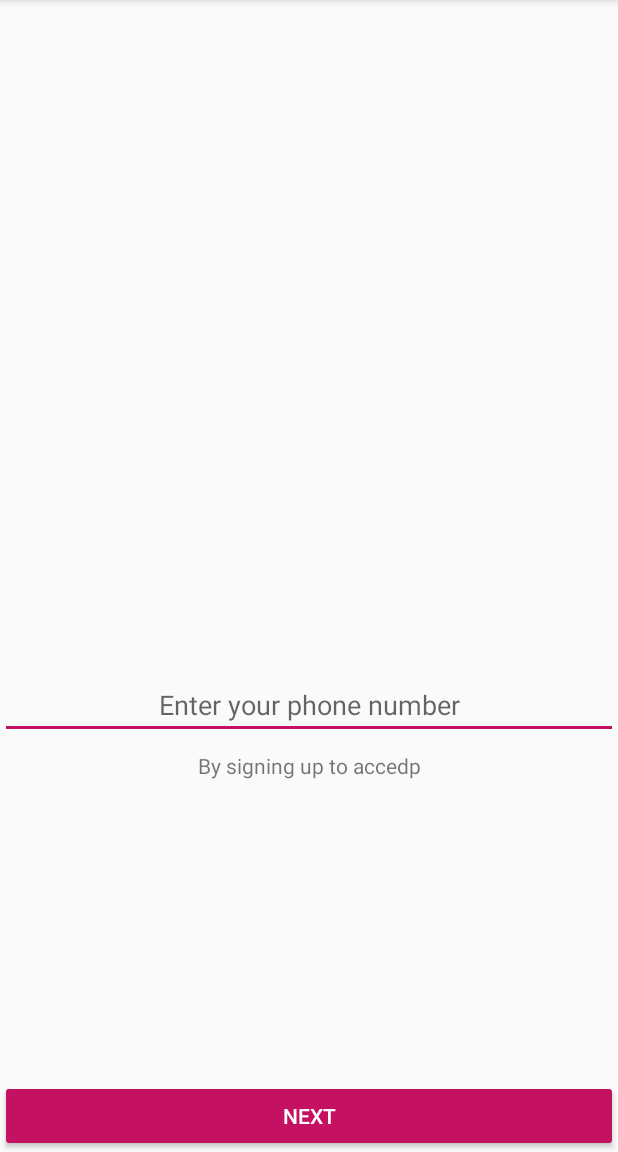
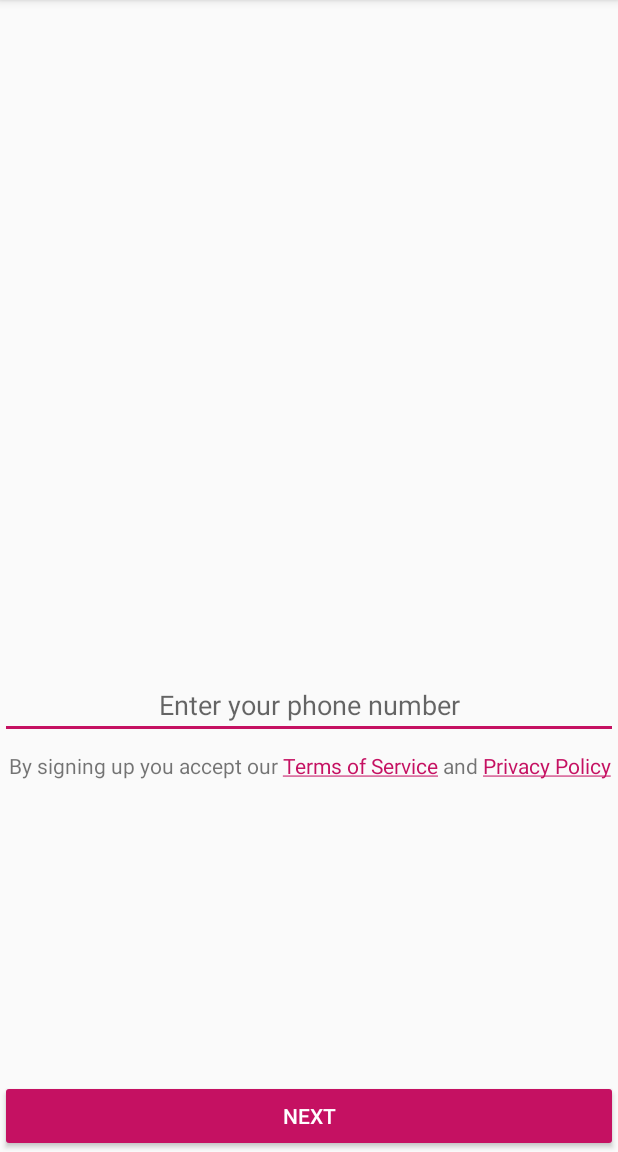
Before and after one commit to MahdiHatami/here-i-am, an Android app: the screen it shows after launch (SignupActivity), on a phone screen of 412 x 824 dp, the part 84-1236 px from its top. Run offline under Robolectric (Android 15) with nearby library versions, the phone set to English and light mode, and no system bars; our stand-ins replace data binding.

Commit message:
pass argument through fragments

```diff
--- a/app/src/main/java/com/tuga/konum/view/ui/signup/PhoneNumberFragment.kt
+++ b/app/src/main/java/com/tuga/konum/view/ui/signup/PhoneNumberFragment.kt
@@ -2,14 +2,18 @@ package com.tuga.konum.view.ui.signup
 
 
 import android.os.Bundle
+import android.text.method.LinkMovementMethod
+import android.text.util.Linkify
 import android.view.LayoutInflater
 import android.view.View
 import android.view.ViewGroup
+import androidx.core.os.bundleOf
 import androidx.fragment.app.Fragment
 import androidx.navigation.NavController
 import androidx.navigation.Navigation
 import com.tuga.konum.R
 import kotlinx.android.synthetic.main.fragment_phone_number.*
+import java.util.regex.Pattern
 
 class PhoneNumberFragment : Fragment(), View.OnClickListener {
 
@@ -24,7 +28,11 @@ class PhoneNumberFragment : Fragment(), View.OnClickListener {
 
     override fun onClick(v: View) {
         when (v.id) {
-            R.id.btnNext -> navController.navigate(R.id.action_phoneNumberFragment_to_passwordFragment)
+            R.id.btnNext -> {
+                val phoneNumber = textPhoneNumber.text.toString()
+                val bundle = bundleOf("phoneNumber" to phoneNumber)
+                navController.navigate(R.id.action_phoneNumberFragment_to_passwordFragment, bundle)
+            }
         }
     }
 
@@ -32,6 +40,27 @@ class PhoneNumberFragment : Fragment(), View.OnClickListener {
         super.onViewCreated(view, savedInstanceState)
         navController = Navigation.findNavController(view)
         btnNext.setOnClickListener(this)
+
+        setupLegalDescriptionLink()
+    }
+
+    private fun setupLegalDescriptionLink() {
+        val terms = getString(R.string.terms_of_service_text)
+        val privacyPolicy = getString(R.string.privacy_policy_text)
+
+        legalDescription.text = String.format(
+            getString(R.string.terms_and_policy), terms, privacyPolicy
+        )
+
+        legalDescription.movementMethod = LinkMovementMethod.getInstance()
+
+        val termsMatcher = Pattern.compile(terms)
+        Linkify.addLinks(
+            legalDescription, termsMatcher, getString(R.string.terms_link)
+        )
+
+        val privacyPolicyMatcher = Pattern.compile(privacyPolicy)
+        Linkify.addLinks(legalDescription, privacyPolicyMatcher, getString(R.string.privacy_link))
     }
 
 }
--- a/app/src/main/res/layout/fragment_phone_number.xml
+++ b/app/src/main/res/layout/fragment_phone_number.xml
@@ -25,15 +25,15 @@
             android:selectAllOnFocus="true"
             android:singleLine="true"
             android:textAlignment="center"
-            app:layout_constraintBottom_toTopOf="@+id/textView"
+            app:layout_constraintBottom_toTopOf="@+id/legalDescription"
             tools:layout_editor_absoluteX="16dp" />
 
         <TextView
-            android:id="@+id/textView"
+            android:id="@+id/legalDescription"
             android:layout_width="match_parent"
             android:layout_height="wrap_content"
             android:layout_marginBottom="200dp"
-            android:text="@string/terms_of_service"
+            android:text="@string/terms_and_policy"
             android:textAlignment="center"
             app:layout_constraintBottom_toTopOf="@+id/btnNext" />
 
--- a/app/src/main/res/navigation/signup_nav_graph.xml
+++ b/app/src/main/res/navigation/signup_nav_graph.xml
@@ -5,6 +5,7 @@
     android:id="@+id/signup_nav_graph.xml"
     app:startDestination="@id/phoneNumberFragment">
 
+    <!-- Phone -->
     <fragment
         android:id="@+id/phoneNumberFragment"
         android:name="com.tuga.konum.view.ui.signup.PhoneNumberFragment"
@@ -16,30 +17,11 @@
             app:enterAnim="@anim/slide_in_right"
             app:exitAnim="@anim/slide_out_left"
             app:popEnterAnim="@anim/slide_in_left"
-            app:popExitAnim="@anim/slide_out_right" />
+            app:popExitAnim="@anim/slide_out_right"
+            app:popUpTo="@layout/fragment_phone_number"
+            app:popUpToInclusive="true" />
     </fragment>
-    <fragment
-        android:id="@+id/emailFragment"
-        android:name="com.tuga.konum.view.ui.signup.EmailFragment"
-        android:label="fragment_email"
-        tools:layout="@layout/fragment_email">
-        <action
-            android:id="@+id/action_emailFragment_to_profileFragment"
-            app:destination="@id/profileFragment"
-            app:enterAnim="@anim/slide_in_right"
-            app:exitAnim="@anim/slide_out_left"
-            app:popEnterAnim="@anim/slide_in_left"
-            app:popExitAnim="@anim/slide_out_right" />
-    </fragment>
-    <fragment
-        android:id="@+id/profileFragment"
-        android:name="com.tuga.konum.view.ui.signup.ProfileFragment"
-        android:label="fragment_profile"
-        app:enterAnim="@anim/slide_in_right"
-        app:exitAnim="@anim/slide_out_left"
-        app:popEnterAnim="@anim/slide_in_left"
-        app:popExitAnim="@anim/slide_out_right"
-        tools:layout="@layout/fragment_profile" />
+    <!-- Password   -->
     <fragment
         android:id="@+id/passwordFragment"
         android:name="com.tuga.konum.view.ui.signup.PasswordFragment"
@@ -52,5 +34,35 @@
         <action
             android:id="@+id/action_passwordFragment_to_emailFragment"
             app:destination="@id/emailFragment" />
+        <argument
+            android:name="phoneNumber"
+            app:argType="string" />
     </fragment>
+
+    <!-- Email   -->
+    <fragment
+        android:id="@+id/emailFragment"
+        android:name="com.tuga.konum.view.ui.signup.EmailFragment"
+        android:label="fragment_email"
+        tools:layout="@layout/fragment_email">
+
+        <action
+            android:id="@+id/action_emailFragment_to_profileFragment"
+            app:destination="@id/profileFragment"
+            app:enterAnim="@anim/slide_in_right"
+            app:exitAnim="@anim/slide_out_left"
+            app:popEnterAnim="@anim/slide_in_left"
+            app:popExitAnim="@anim/slide_out_right" />
+    </fragment>
+
+    <!-- Profile -->
+    <fragment
+        android:id="@+id/profileFragment"
+        android:name="com.tuga.konum.view.ui.signup.ProfileFragment"
+        android:label="fragment_profile"
+        app:enterAnim="@anim/slide_in_right"
+        app:exitAnim="@anim/slide_out_left"
+        app:popEnterAnim="@anim/slide_in_left"
+        app:popExitAnim="@anim/slide_out_right"
+        tools:layout="@layout/fragment_profile" />
 </navigation>
--- a/app/src/main/res/values/strings.xml
+++ b/app/src/main/res/values/strings.xml
@@ -3,5 +3,9 @@
     <string name="hello_blank_fragment">Hello blank fragment</string>
     <string name="next">Next</string>
     <string name="enter_your_phone_number">Enter your phone number</string>
-    <string name="terms_of_service">By signing up to accedp</string>
+    <string name="terms_and_policy">By signing up you accept our Terms of Service and Privacy Policy</string>
+    <string name="terms_link">http://tuga.com.tr/yonetici-gizlilik-sozlesmesi.html</string>
+    <string name="privacy_link">http://tuga.com.tr/yonetici-gizlilik-sozlesmesi.html</string>
+    <string name="terms_of_service_text">Terms of Service</string>
+    <string name="privacy_policy_text">Privacy Policy</string>
 </resources>
```
Also changed, not shown: app/build.gradle (+5 -3 lines), app/src/main/AndroidManifest.xml (+21 -1 lines), app/src/main/java/com/tuga/konum/models/entity/User.kt (added, +15 -0 lines), app/src/main/java/com/tuga/konum/view/ui/signup/PasswordFragment.kt (+10 -3 lines).
